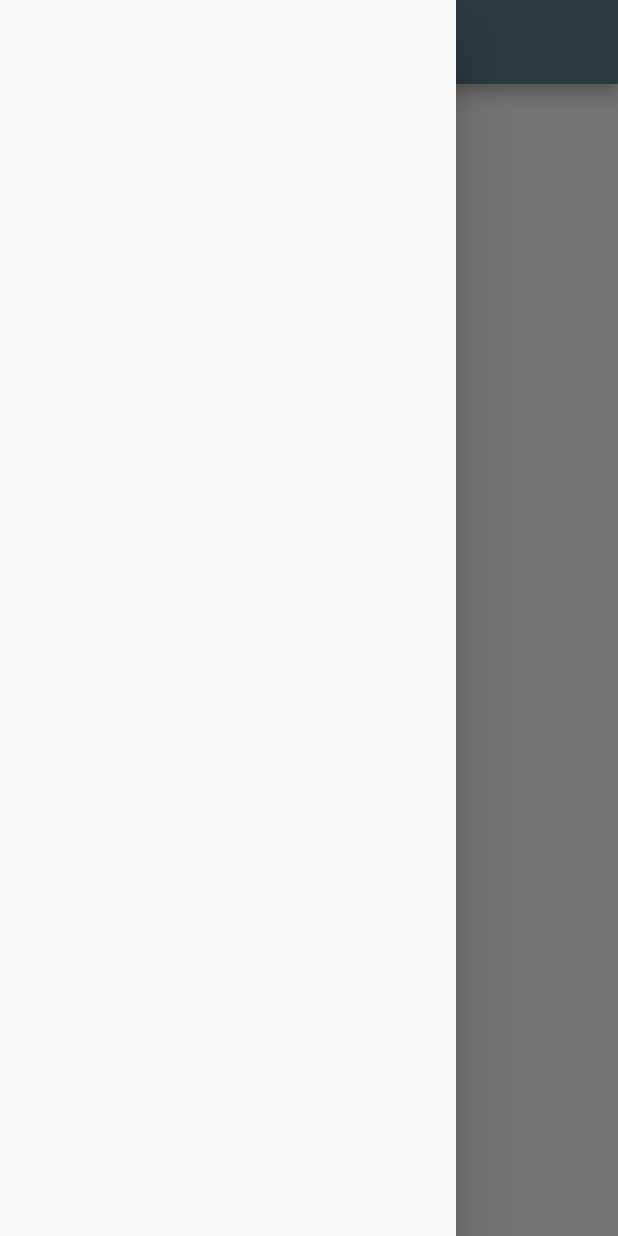
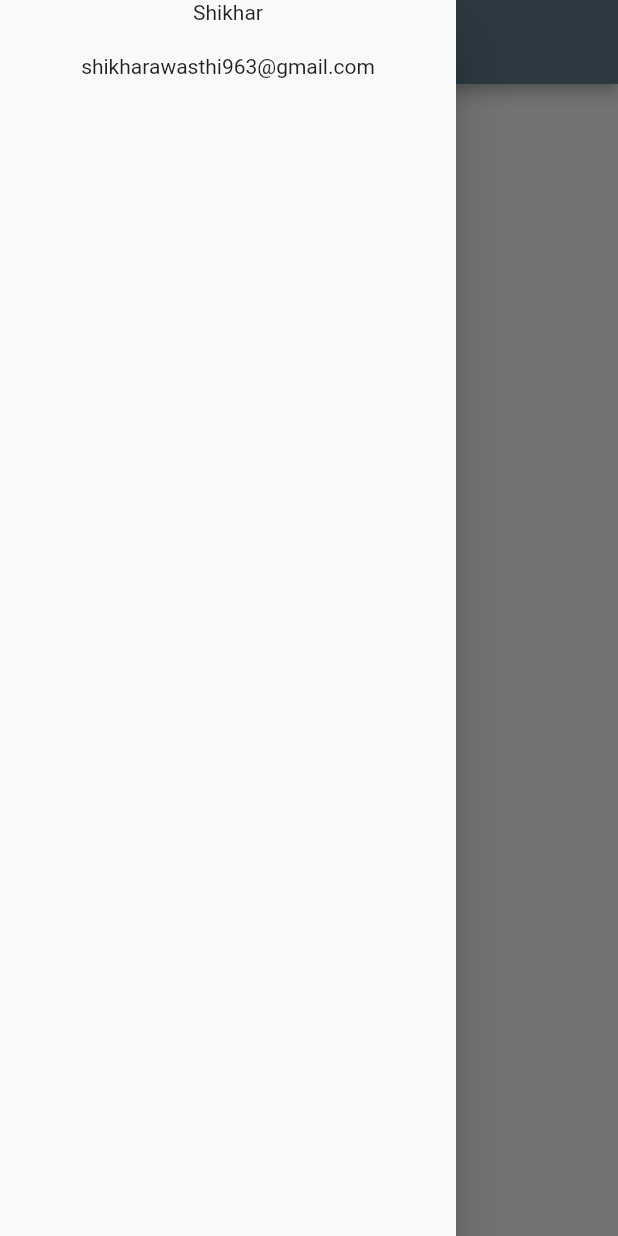
Before and after one commit to Shikhar12233456/flutterproject, a Flutter app: the Homepage screen opened by its route, with the side drawer open, on a phone screen of 412 x 824 dp. Run offline on Flutter 3.47's test engine with Material 2 defaults, Android fonts, the phone set to English and light mode, and no system bars.

Commit message:
Day-3 completed

```diff
--- a/lib/screens/Homepage.dart
+++ b/lib/screens/Homepage.dart
@@ -12,7 +12,15 @@ class Homepage extends StatelessWidget {
           child: const Text("Hello Myself Shikhar: "),
         ),
       ),
-      drawer: Drawer(),
+      drawer: Drawer(child: Column(
+        children: const [
+          Text("Shikhar"),
+          SizedBox(
+            height: 20.0,
+          ),
+          Text("shikharawasthi963@gmail.com"),
+        ],
+      )),
     );
   }
 }
```
Also changed, not shown: lib/screens/LoginPage.dart (+38 -24 lines).
